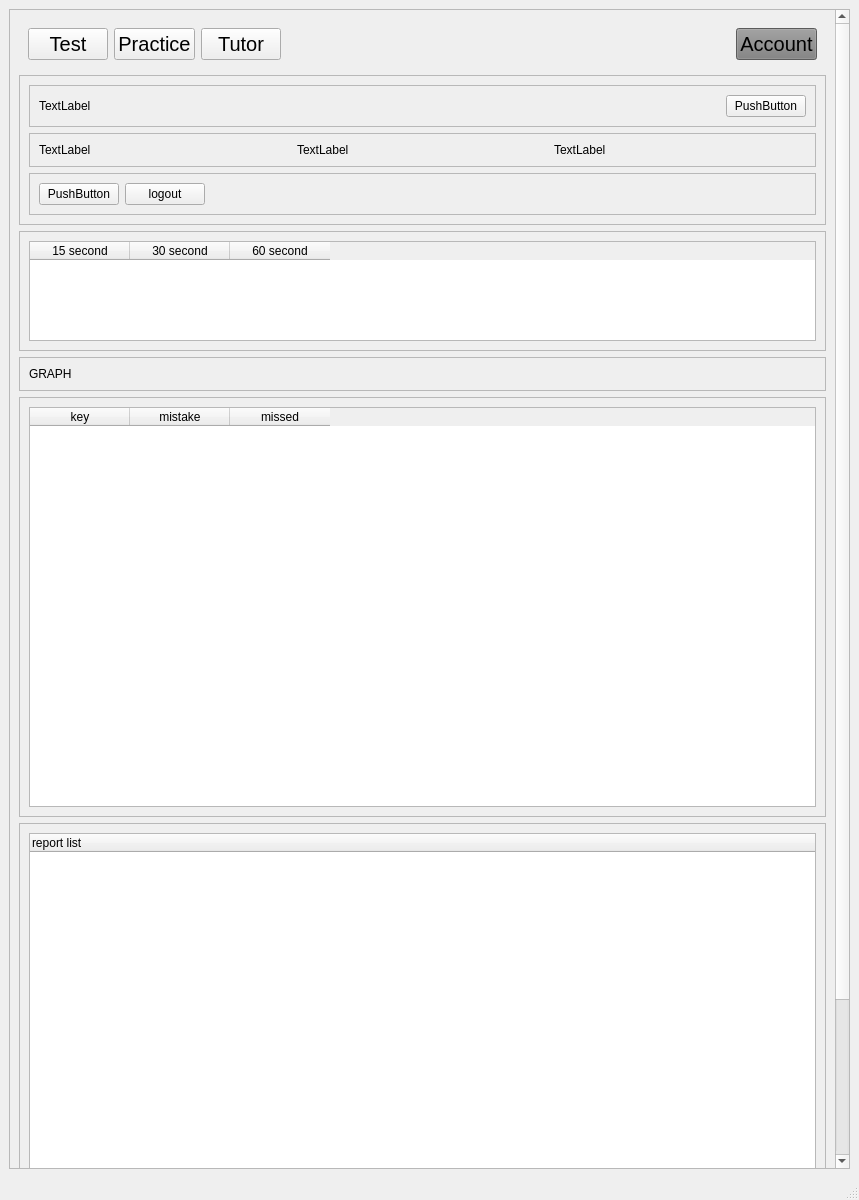
Prakash5209/typing_tutor, file account.ui: the form before one commit.
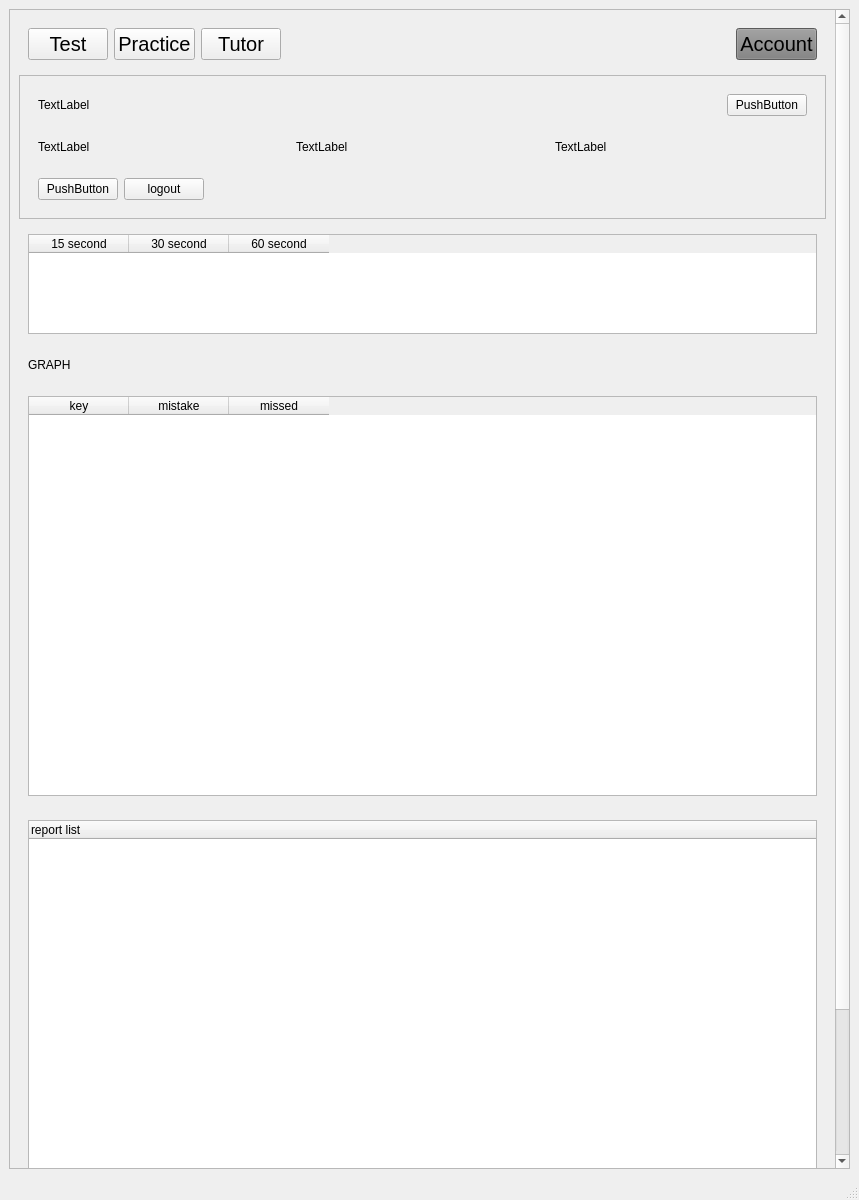
The form after the commit.

```diff
--- a/account.ui
+++ b/account.ui
@@ -26,7 +26,7 @@
          <x>0</x>
          <y>0</y>
          <width>825</width>
-         <height>1349</height>
+         <height>1335</height>
         </rect>
        </property>
        <layout class="QGridLayout" name="gridLayout">
@@ -143,13 +143,13 @@
            <enum>QFrame::StyledPanel</enum>
           </property>
           <property name="frameShadow">
-           <enum>QFrame::Raised</enum>
+           <enum>QFrame::Plain</enum>
           </property>
           <layout class="QVBoxLayout" name="verticalLayout">
            <item>
             <widget class="QFrame" name="frame_4">
              <property name="frameShape">
-              <enum>QFrame::StyledPanel</enum>
+              <enum>QFrame::NoFrame</enum>
              </property>
              <property name="frameShadow">
               <enum>QFrame::Raised</enum>
@@ -188,10 +188,10 @@
            <item>
             <widget class="QFrame" name="frame_5">
              <property name="frameShape">
-              <enum>QFrame::StyledPanel</enum>
+              <enum>QFrame::NoFrame</enum>
              </property>
              <property name="frameShadow">
-              <enum>QFrame::Raised</enum>
+              <enum>QFrame::Plain</enum>
              </property>
              <layout class="QHBoxLayout" name="horizontalLayout_3">
               <item>
@@ -221,7 +221,7 @@
            <item>
             <widget class="QFrame" name="frame_6">
              <property name="frameShape">
-              <enum>QFrame::StyledPanel</enum>
+              <enum>QFrame::NoFrame</enum>
              </property>
              <property name="frameShadow">
               <enum>QFrame::Raised</enum>
@@ -263,10 +263,10 @@
         <item row="2" column="0">
          <widget class="QFrame" name="frame_7">
           <property name="frameShape">
-           <enum>QFrame::StyledPanel</enum>
+           <enum>QFrame::NoFrame</enum>
           </property>
           <property name="frameShadow">
-           <enum>QFrame::Raised</enum>
+           <enum>QFrame::Plain</enum>
           </property>
           <layout class="QGridLayout" name="gridLayout_3">
            <item row="0" column="0">
@@ -300,7 +300,7 @@
         <item row="3" column="0">
          <widget class="QFrame" name="frame_8">
           <property name="frameShape">
-           <enum>QFrame::StyledPanel</enum>
+           <enum>QFrame::NoFrame</enum>
           </property>
           <property name="frameShadow">
            <enum>QFrame::Raised</enum>
@@ -319,7 +319,7 @@
         <item row="4" column="0">
          <widget class="QFrame" name="frame_9">
           <property name="frameShape">
-           <enum>QFrame::StyledPanel</enum>
+           <enum>QFrame::NoFrame</enum>
           </property>
           <property name="frameShadow">
            <enum>QFrame::Raised</enum>
@@ -356,7 +356,7 @@
         <item row="5" column="0">
          <widget class="QFrame" name="frame_10">
           <property name="frameShape">
-           <enum>QFrame::StyledPanel</enum>
+           <enum>QFrame::NoFrame</enum>
           </property>
           <property name="frameShadow">
            <enum>QFrame::Raised</enum>
```
